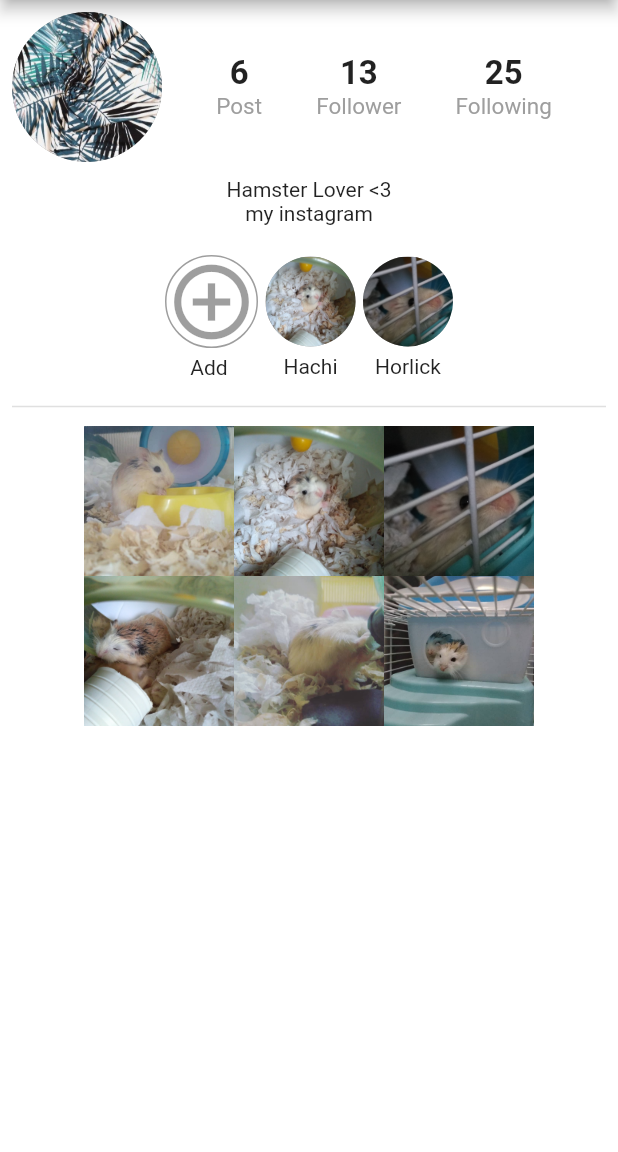
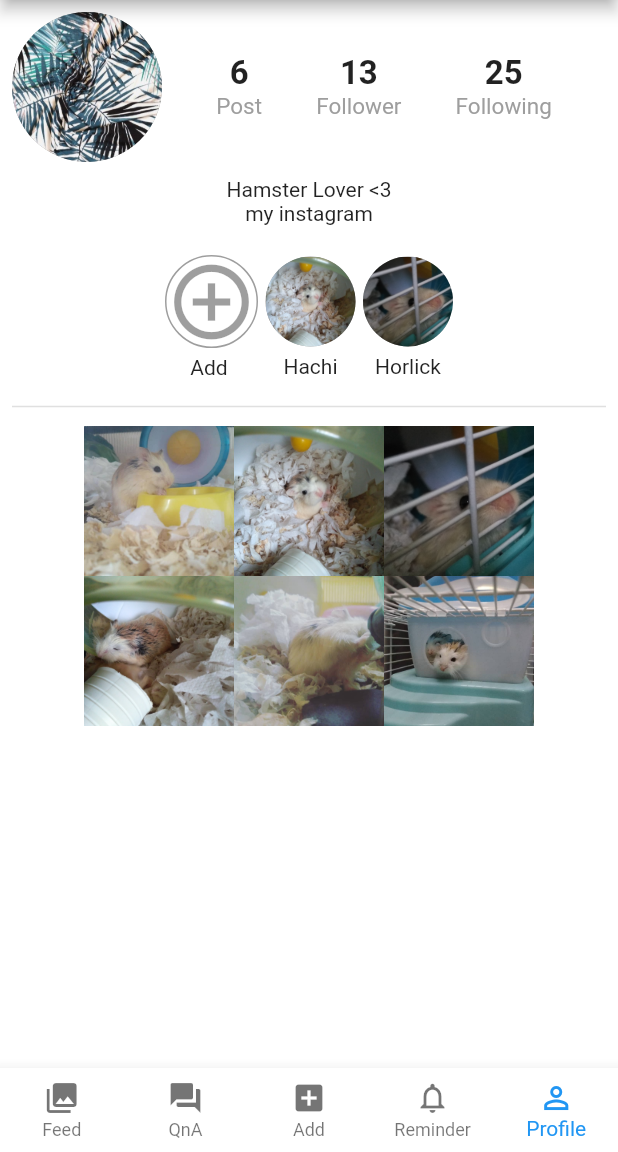
Before and after one commit to hanismdmahir/hamstercare_frontend, a Flutter app: the TestProfilePage screen opened directly, on a phone screen of 412 x 824 dp, the part 84-1236 px from its top. Run offline on Flutter 3.47's test engine with Material 2 defaults, Android fonts, the phone set to English and light mode, and no system bars.

```diff
--- a/lib/userProfile/userProfile.dart
+++ b/lib/userProfile/userProfile.dart
@@ -14,6 +14,7 @@ class _ProfilePageState extends State<TestProfilePage> {
       backgroundColor: Colors.white,
       appBar: buildAppBar(),
       body: buildListView(),
+      bottomNavigationBar: buildBottomNavigationBar(),
     );
   }
 
@@ -342,4 +343,37 @@ class _ProfilePageState extends State<TestProfilePage> {
     );
   }
 
+   BottomNavigationBar buildBottomNavigationBar() {
+    return BottomNavigationBar(
+        type: BottomNavigationBarType.fixed,
+        backgroundColor: Colors.white,
+        currentIndex: _currentIndex,
+        items: [
+          BottomNavigationBarItem(
+            icon: Icon(Icons.photo_library),
+            title: Text('Feed'),
+          ),
+          BottomNavigationBarItem(
+            icon: Icon(Icons.question_answer),
+            title: Text('QnA'),
+          ),
+          BottomNavigationBarItem(
+            icon: Icon(Icons.add_box),
+            title: Text('Add'),
+          ),
+          BottomNavigationBarItem(
+            icon: Icon(Icons.notifications_none),
+            title: Text('Reminder'),
+          ),
+          BottomNavigationBarItem(
+            icon: Icon(Icons.perm_identity),
+            title: Text('Profile'),
+          ),
+        ],
+        onTap: (index) {
+          setState(() {
+            _currentIndex = index;
+          });
+        });
+  }
 }
```
